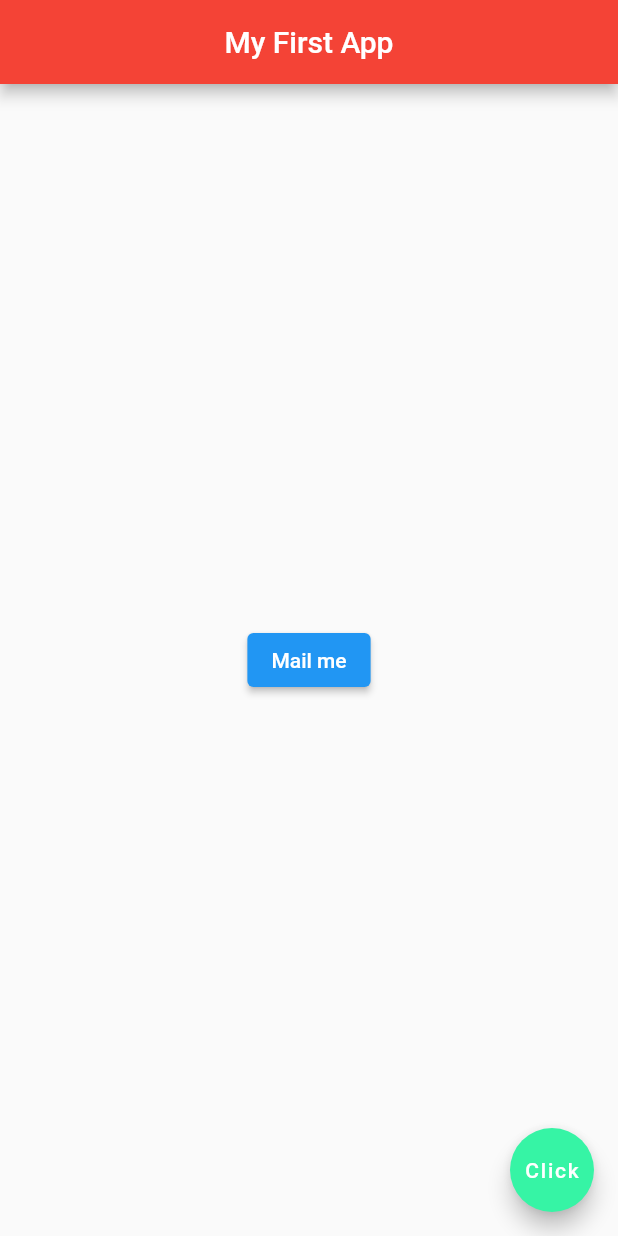
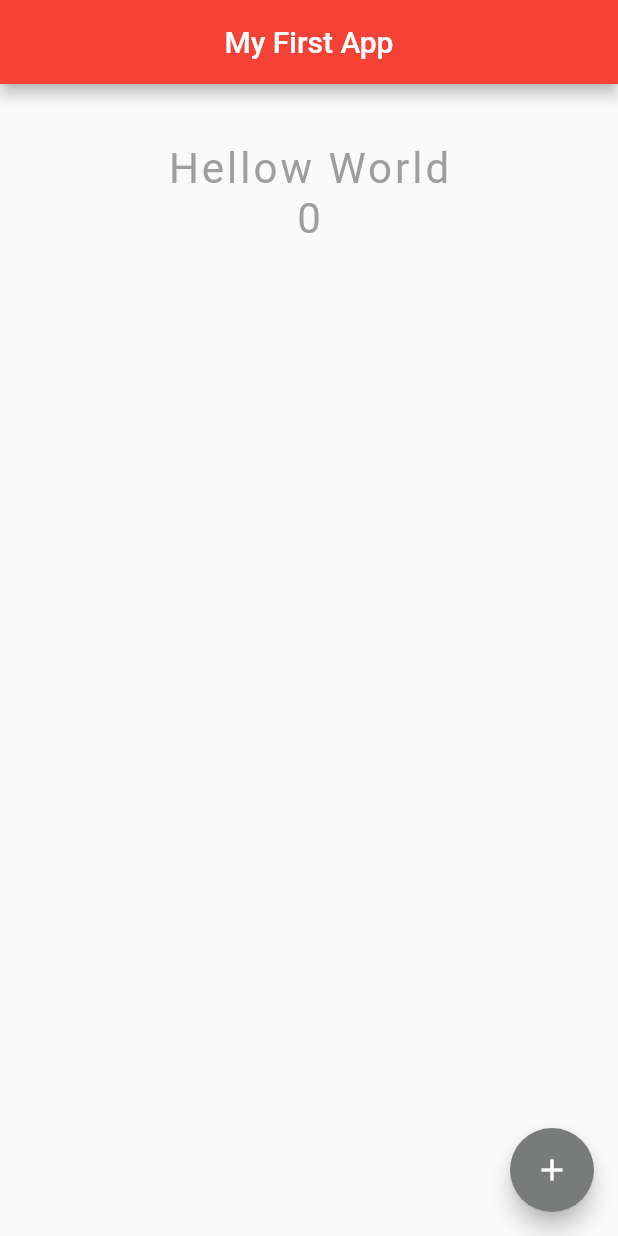
Before and after one commit to sat6362255029/FlutterMyapp, a Flutter app: the screen it shows after launch, on a phone screen of 412 x 824 dp. Run offline on Flutter 3.47's test engine with Material 2 defaults, Android fonts, the phone set to English and light mode, and no system bars.

Commit message:
added increment feature

```diff
--- a/lib/main.dart
+++ b/lib/main.dart
@@ -4,7 +4,14 @@ void main() => runApp(MaterialApp(
       home: Home(),
     ));
 
-class Home extends StatelessWidget {
+class Home extends StatefulWidget {
+  @override
+  State<Home> createState() => _HomeState();
+}
+
+class _HomeState extends State<Home> {
+  int count = 0;
+
   @override
   Widget build(BuildContext Context) {
     return Scaffold(
@@ -13,23 +20,42 @@ class Home extends StatelessWidget {
         centerTitle: true,
         backgroundColor: Colors.red,
       ),
-      body: Center(
-        // child: Icon(
-        //   Icons.airport_shuttle,
-        //   color: Colors.lightBlue,
-        //   size: 50.0,
-        // ),
-        child: ElevatedButton(
-          onPressed: () {
-            print('you clicked me');
-          },
-          child: Text('Mail me'),
+      floatingActionButton: FloatingActionButton(
+        onPressed: () {
+          setState(() {
+            count += 1;
+          });
+        },
+        child: Icon(Icons.add),
+        backgroundColor: Color(0xFF797A7A),
+      ),
+      body: Padding(
+        padding: EdgeInsets.fromLTRB(30.0, 40.0, 30.0, 0.0),
+        // ignore: prefer_const_constructors
+        child: Column(
+          children: <Widget>[
+            Center(
+              child: Text(
+                'Hellow World',
+                style: TextStyle(
+                  color: Colors.grey,
+                  letterSpacing: 2.0,
+                  fontSize: 28.0,
+                ),
+              ),
+            ),
+            Center(
+              child: Text(
+                '$count',
+                style: TextStyle(
+                  color: Colors.grey,
+                  letterSpacing: 2.0,
+                  fontSize: 28.0,
+                ),
+              ),
+            ),
+          ],
         ),
-      ),
-      floatingActionButton: FloatingActionButton(
-        onPressed: () {},
-        child: Text('Click'),
-        backgroundColor: Color(0xFF36F4A5),
       ),
     );
   }
```
